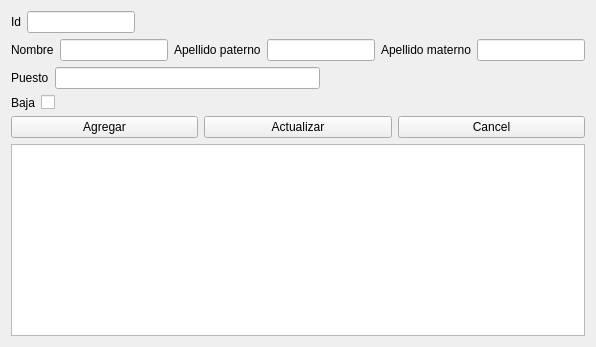
Before: the Qt Designer form views/ui/recurso_form.ui in CocoMarck/administracionDeActividades, drawn with Qt 5.
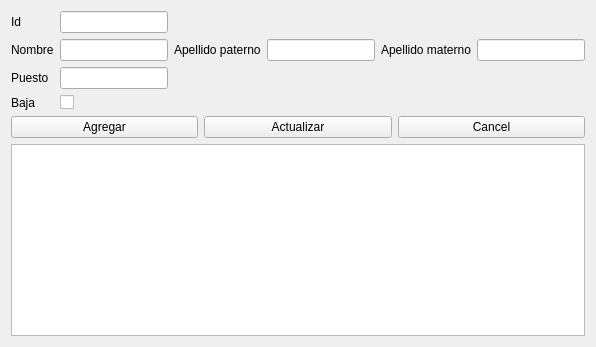
After: the same form once the commit is applied.

Commit message: Impoving ui's

Diff of the .ui file:
```diff
--- a/views/ui/recurso_form.ui
+++ b/views/ui/recurso_form.ui
@@ -7,11 +7,11 @@
    <layout class="QVBoxLayout" name="main_layout">
 
 
-    <!-- Id -->
+    <!-- Fila 1: Id -->
     <item>
-    <layout class="QHBoxLayout">
+    <layout class="QGridLayout" name="gridLayout">
         
-     <item>
+     <item row="0" column="0">
       <widget class="QLabel" name="label_id">
        <property name="text">
         <string>Id</string>
@@ -27,45 +27,12 @@
       </widget>
      </item>
      
-     <item>
-      <widget class="QLineEdit" name="entry_id">
-
-       <property name="sizePolicy">
-        <sizepolicy hsizetype="Fixed" vsizetype="Preferred">
-         <horstretch>1</horstretch>
-         <verstretch>1</verstretch>
-        </sizepolicy>
-       </property>
-
-      </widget>
+     <item row="0" column="1">
+      <widget class="QLineEdit" name="entry_id"/>
      </item>
-     
-     <!-- Espaciador addStretch-->
-     <item>
-      <spacer name="horizontalSpacer">
-       <property name="orientation">
-        <enum>Qt::Horizontal</enum>
-       </property>
-       <property name="sizeHint" stdset="0">
-        <size>
-         <width>1</width>
-         <height>1</height>
-        </size>
-       </property>
-      </spacer>
-     </item>
 
-    </layout>
-    </item>
-    
-
-
-
-    <!-- Nombre Apellido Paterno y Materno -->
-    <item>
-    <layout class="QHBoxLayout">
-        
-     <item>
+     <!-- Fila 2: Nombre Apellido Paterno y Materno -->        
+     <item row="1" column="0">
       <widget class="QLabel" name="label_name">
        <property name="text">
         <string>Nombre</string>
@@ -73,12 +40,12 @@
       </widget>
      </item>
      
-     <item>
+     <item row="1" column="1">
       <widget class="QLineEdit" name="entry_name"/>
      </item>
      
      <!-- Apellido paterno -->
-     <item>
+     <item row="1" column="2">
       <widget class="QLabel" name="label_paternal_surname">
        <property name="text">
         <string>Apellido paterno</string>
@@ -86,12 +53,12 @@
       </widget>
      </item>
      
-     <item>
+     <item row="1" column="3">
       <widget class="QLineEdit" name="entry_paternal_surname"/>
      </item>
      
      <!-- Apellido materno -->
-     <item>
+     <item row="1" column="4">
       <widget class="QLabel" name="label_maternal_surname">
        <property name="text">
         <string>Apellido materno</string>
@@ -99,21 +66,13 @@
       </widget>
      </item>
      
-     <item>
+     <item row="1" column="5">
       <widget class="QLineEdit" name="entry_maternal_surname"/>
      </item>
-
-    </layout>
-    </item>
     
     
-    
-    
-    <!-- Puesto -->
-    <item>
-    <layout class="QHBoxLayout">
-
-     <item>
+     <!-- Fila 3: Puesto -->
+     <item row="2" column="0">
 
       <widget class="QLabel" name="label_position">
 
@@ -125,38 +84,17 @@
 
      </item>
      
-     <item>
+     <item row="2" column="1">
       <widget class="QLineEdit" name="entry_position">
 
       </widget>
      </item>
-     
-     <!-- Espaciador addStretch-->
-     <item>
-      <spacer name="horizontalSpacer">
-       <property name="orientation">
-        <enum>Qt::Horizontal</enum>
-       </property>
-       <property name="sizeHint" stdset="0">
-        <size>
-         <width>1</width>
-         <height>1</height>
-        </size>
-       </property>
-      </spacer>
-     </item>
-
-    </layout>
-    </item>
     
 
 
 
-    <!-- Baja Checkbox -->
-    <item>
-    <layout class="QHBoxLayout">
-        
-     <item>
+     <!-- Fila 4: Baja Checkbox -->
+     <item row="3" column="0">
       <widget class="QLabel" name="label_soft_delete">
        <property name="text">
         <string>Baja</string>
@@ -164,25 +102,10 @@
       </widget>
      </item>
      
-     <item>
+     <item row="3" column="1">
       <widget class="QCheckBox" name="checkbox_soft_delete">
       </widget>
      </item>
-     
-     <!-- Espaciador addStretch-->
-     <item>
-      <spacer name="horizontalSpacer">
-       <property name="orientation">
-        <enum>Qt::Horizontal</enum>
-       </property>
-       <property name="sizeHint" stdset="0">
-        <size>
-         <width>1</width>
-         <height>1</height>
-        </size>
-       </property>
-      </spacer>
-     </item>
 
     </layout>
     </item>
```
The commit also changes 3 other files.
